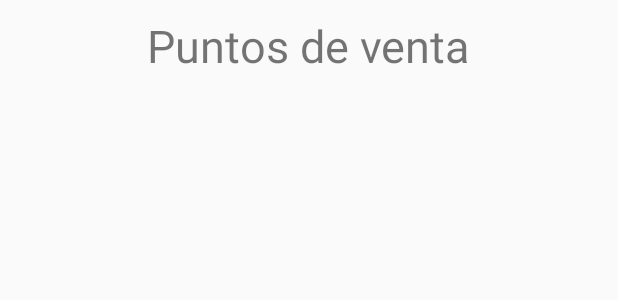
After one commit to adiazpcenfo/LotterySmartApp, an Android app: the layout activity_seller_list.xml on its own in the app's theme, with its tools: preview values and no code run, on a phone screen of 412 x 824 dp. The commit adds this screen. Shown: the top 300 px of the screen. Run offline under Robolectric (Android 15) with nearby library versions, the phone set to English and light mode, and no system bars.

Commit message:
Create seller list activity

```diff
--- a/app/src/main/AndroidManifest.xml
+++ b/app/src/main/AndroidManifest.xml
@@ -9,6 +9,7 @@
         android:roundIcon="@mipmap/ic_launcher_round"
         android:supportsRtl="true"
         android:theme="@style/AppTheme">
+        <activity android:name=".SellerListActivity"></activity>
         <activity
             android:name=".AuthenticationActivity"
             android:label="@string/app_name"
@@ -22,8 +23,7 @@
         <activity
             android:name=".HomeActivity"
             android:label="@string/title_activity_home"
-            android:theme="@style/AppTheme.NoActionBar"></activity>
-
+            android:theme="@style/AppTheme.NoActionBar" />
     </application>
 
 </manifest>
--- /dev/null
+++ b/app/src/main/java/com/mobile/lotterysmartapp/SellerListActivity.kt
@@ -0,0 +1,14 @@
+package com.mobile.lotterysmartapp
+
+import androidx.appcompat.app.AppCompatActivity
+import android.os.Bundle
+
+class SellerListActivity : AppCompatActivity() {
+
+
+
+    override fun onCreate(savedInstanceState: Bundle?) {
+        super.onCreate(savedInstanceState)
+        setContentView(R.layout.activity_seller_list)
+    }
+}
--- /dev/null
+++ b/app/src/main/res/layout/activity_seller_list.xml
@@ -0,0 +1,24 @@
+<?xml version="1.0" encoding="utf-8"?>
+<LinearLayout xmlns:android="http://schemas.android.com/apk/res/android"
+xmlns:app="http://schemas.android.com/apk/res-auto"
+xmlns:tools="http://schemas.android.com/tools"
+android:layout_width="match_parent"
+android:layout_height="match_parent"
+android:orientation="vertical"
+tools:context=".SellerListActivity">
+
+<TextView
+
+    android:layout_width = "wrap_content"
+    android:textSize="30sp"
+    android:layout_margin="10dp"
+    android:layout_height="wrap_content"
+    android:layout_gravity="center_horizontal"
+    android:text="@string/puntos_de_venta"/>
+
+    <ListView
+        android:id="@+id/seller_list"
+        android:layout_width="match_parent"
+        android:layout_height="match_parent"/>
+
+</LinearLayout>
--- a/app/src/main/res/values/strings.xml
+++ b/app/src/main/res/values/strings.xml
@@ -6,4 +6,5 @@
     <string name="access">Acceder</string>
     <string name="register">Registrar</string>
     <string name="title_activity_home">HomeActivity</string>
+    <string name="puntos_de_venta">Puntos de venta</string>
 </resources>
```
